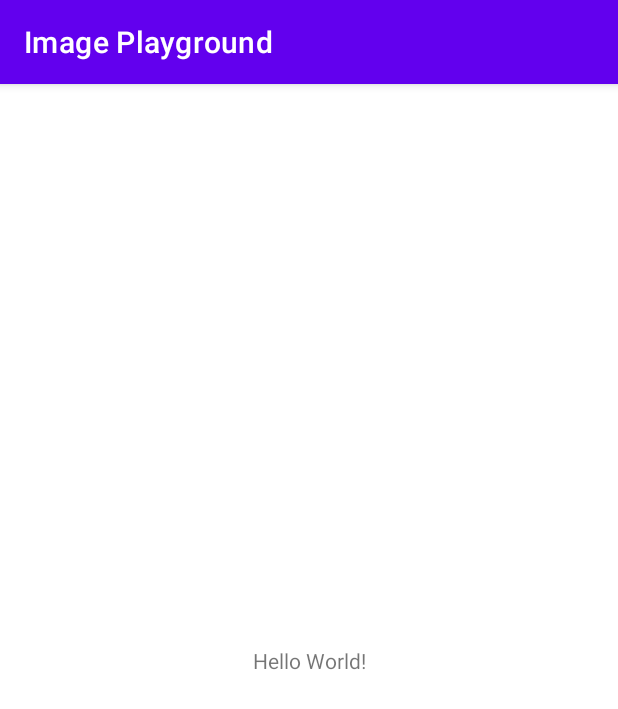
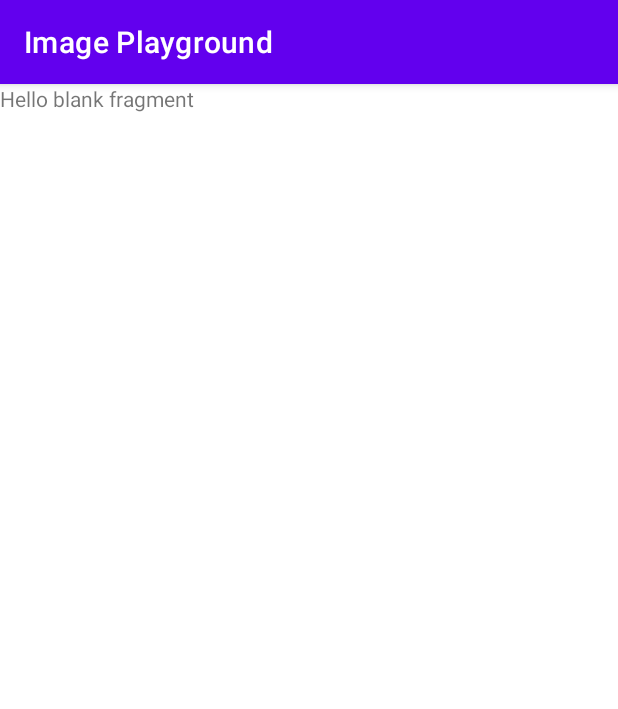
Before and after one commit to nimisaya/android-playground, an Android app: the screen it shows after launch (MainActivity), on a phone screen of 412 x 824 dp. Shown: the top 709 px of the screen. Run offline under Robolectric (Android 15) with nearby library versions, the phone set to English and light mode, and no system bars.

Commit message:
Create scale type fragment

```diff
--- a/ImagePlayground/app/build.gradle
+++ b/ImagePlayground/app/build.gradle
@@ -37,6 +37,7 @@ dependencies {
     implementation 'androidx.appcompat:appcompat:1.4.0'
     implementation 'com.google.android.material:material:1.4.0'
     implementation 'androidx.constraintlayout:constraintlayout:2.1.2'
+    implementation 'androidx.legacy:legacy-support-v4:1.0.0'
     testImplementation 'junit:junit:4.+'
     androidTestImplementation 'androidx.test.ext:junit:1.1.3'
     androidTestImplementation 'androidx.test.espresso:espresso-core:3.4.0'
--- /dev/null
+++ b/ImagePlayground/app/src/main/java/com/nimisaya/imageplayground/LearnScaleType.kt
@@ -0,0 +1,17 @@
+package com.nimisaya.imageplayground
+
+import android.os.Bundle
+import androidx.fragment.app.Fragment
+import android.view.LayoutInflater
+import android.view.View
+import android.view.ViewGroup
+
+class LearnScaleType : Fragment() {
+    override fun onCreateView(
+        inflater: LayoutInflater, container: ViewGroup?,
+        savedInstanceState: Bundle?
+    ): View? {
+        // Inflate the layout for this fragment
+        return inflater.inflate(R.layout.fragment_learn_scale_type, container, false)
+    }
+}
--- a/ImagePlayground/app/src/main/res/layout/activity_main.xml
+++ b/ImagePlayground/app/src/main/res/layout/activity_main.xml
@@ -1,18 +1,7 @@
 <?xml version="1.0" encoding="utf-8"?>
-<androidx.constraintlayout.widget.ConstraintLayout xmlns:android="http://schemas.android.com/apk/res/android"
-    xmlns:app="http://schemas.android.com/apk/res-auto"
-    xmlns:tools="http://schemas.android.com/tools"
+<androidx.fragment.app.FragmentContainerView
+    xmlns:android="http://schemas.android.com/apk/res/android"
+    android:id="@+id/fragment_container_view"
     android:layout_width="match_parent"
     android:layout_height="match_parent"
-    tools:context=".MainActivity">
-
-    <TextView
-        android:layout_width="wrap_content"
-        android:layout_height="wrap_content"
-        android:text="Hello World!"
-        app:layout_constraintBottom_toBottomOf="parent"
-        app:layout_constraintLeft_toLeftOf="parent"
-        app:layout_constraintRight_toRightOf="parent"
-        app:layout_constraintTop_toTopOf="parent" />
-
-</androidx.constraintlayout.widget.ConstraintLayout>
+    android:name="com.nimisaya.imageplayground.LearnScaleType" />
--- /dev/null
+++ b/ImagePlayground/app/src/main/res/layout/fragment_learn_scale_type.xml
@@ -0,0 +1,14 @@
+<?xml version="1.0" encoding="utf-8"?>
+<LinearLayout xmlns:android="http://schemas.android.com/apk/res/android"
+    xmlns:tools="http://schemas.android.com/tools"
+    android:layout_width="match_parent"
+    android:layout_height="match_parent"
+    android:orientation="vertical"
+    tools:context=".LearnScaleType">
+
+    <TextView
+        android:layout_width="match_parent"
+        android:layout_height="match_parent"
+        android:text="@string/hello_blank_fragment" />
+
+</LinearLayout>
--- a/ImagePlayground/app/src/main/res/values/strings.xml
+++ b/ImagePlayground/app/src/main/res/values/strings.xml
@@ -1,3 +1,5 @@
 <resources>
     <string name="app_name">Image Playground</string>
+    <!-- TODO: Remove or change this placeholder text -->
+    <string name="hello_blank_fragment">Hello blank fragment</string>
 </resources>
```
